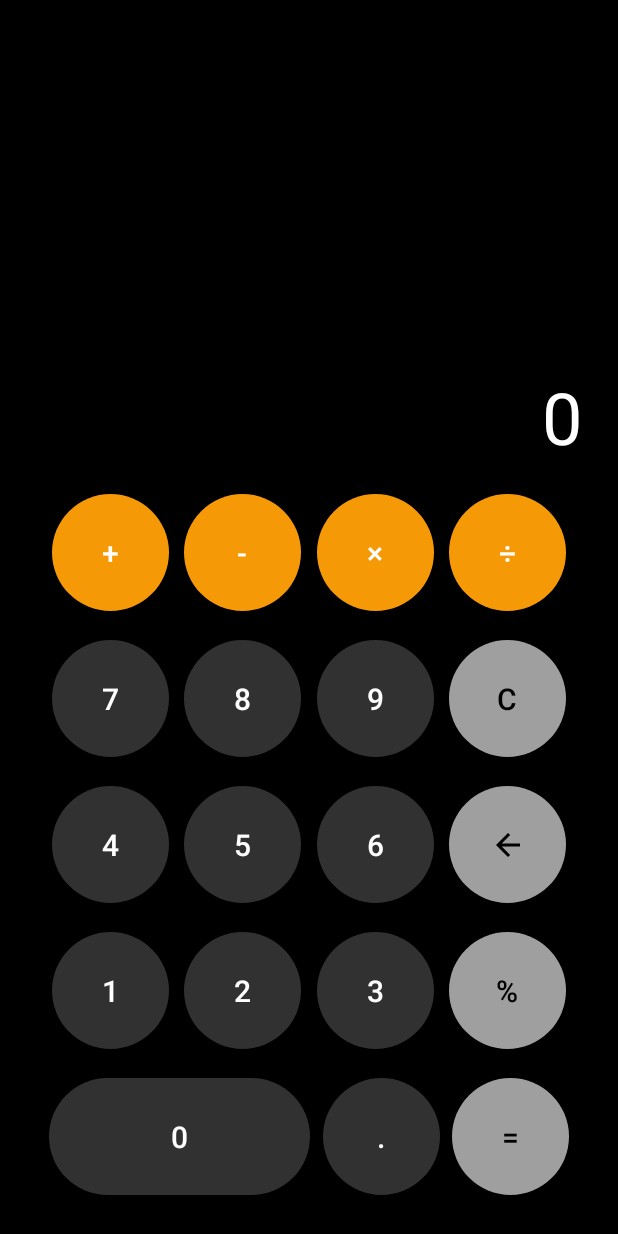
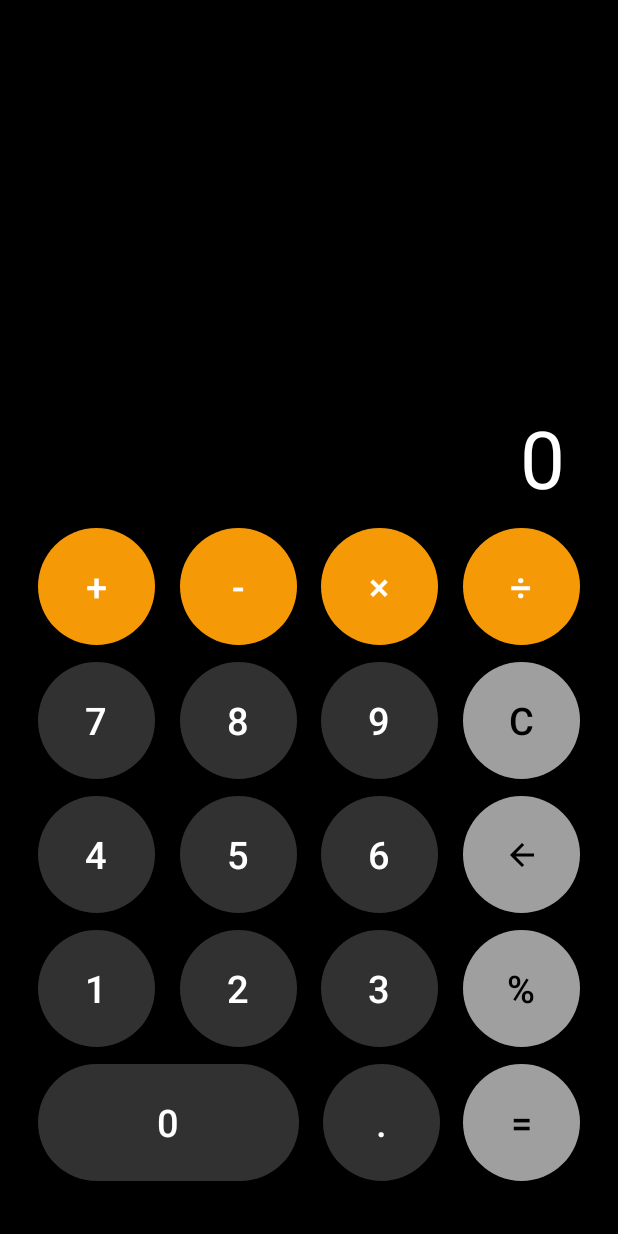
Before and after one commit to manarkhaledx/Calculator, an Android app: the layout activity_main.xml on its own in the app's theme, with its tools: preview values and no code run, on a phone screen of 412 x 824 dp. Run offline under Robolectric (Android 15) with nearby library versions, the phone set to English and light mode, and no system bars.

Commit message:
Ui Fixed

```diff
--- a/app/src/main/res/layout/activity_main.xml
+++ b/app/src/main/res/layout/activity_main.xml
@@ -5,30 +5,254 @@
     android:layout_width="match_parent"
     android:layout_height="match_parent"
     android:background="@color/black"
-    android:padding="@dimen/PaddingLarge"
+    android:padding="@dimen/_7sdp"
     tools:context=".MainActivity">
 
     <TextView
         android:id="@+id/result_tv"
         android:layout_width="match_parent"
         android:layout_height="wrap_content"
-        android:layout_marginTop="@dimen/_170sdp"
+        android:layout_marginTop="@dimen/_200sdp"
         android:gravity="end"
-        android:maxLength="13"
-        tools:text="@string/_0"
+        android:maxLength="12"
+        android:paddingLeft="@dimen/_20sdp"
+        android:paddingRight="@dimen/_20sdp"
         android:textColor="@color/white"
         android:textColorHighlight="#65FFAA00"
         android:textIsSelectable="true"
         android:textSize="@dimen/textGiant"
+        app:layout_constraintEnd_toEndOf="parent"
+        app:layout_constraintHorizontal_bias="0.111"
+        app:layout_constraintStart_toStartOf="parent"
         app:layout_constraintTop_toTopOf="parent"
-        tools:layout_editor_absoluteX="24dp" />
+        tools:text="@string/_0" />
+
+    <androidx.appcompat.widget.AppCompatButton
+        android:id="@+id/no0_btn"
+        style="@style/Buttons_Style.number0"
+        android:layout_width="174dp"
+        android:layout_height="@dimen/_60sdp"
+        android:gravity="center"
+        android:onClick="onClickNumber"
+        android:text="@string/_0"
+        android:textSize="@dimen/buttton_text"
+        app:backgroundTint="@null"
+        app:layout_constraintBottom_toBottomOf="@+id/dot_btn"
+        app:layout_constraintEnd_toStartOf="@+id/dot_btn"
+        app:layout_constraintHorizontal_bias="0.5"
+        app:layout_constraintStart_toStartOf="parent"
+        app:layout_constraintTop_toTopOf="@+id/dot_btn"
+        tools:ignore="DuplicateSpeakableTextCheck" />
+
+    <androidx.appcompat.widget.AppCompatButton
+        android:id="@+id/dot_btn"
+        style="@style/Buttons_Style.numbers"
+        android:layout_width="@dimen/_60sdp"
+        android:layout_height="@dimen/_60sdp"
+        android:gravity="center"
+        android:onClick="onClickNumber"
+        android:text="@string/dot"
+        android:textSize="@dimen/buttton_text"
+        app:backgroundTint="@null"
+        app:layout_constraintBottom_toBottomOf="@+id/equal_btn"
+        app:layout_constraintEnd_toStartOf="@+id/equal_btn"
+        app:layout_constraintHorizontal_bias="0.5"
+        app:layout_constraintStart_toEndOf="@+id/no0_btn" />
+
+    <androidx.appcompat.widget.AppCompatButton
+        android:id="@+id/equal_btn"
+        style="@style/Buttons_Style.right"
+        android:layout_width="@dimen/_60sdp"
+        android:layout_height="@dimen/_60sdp"
+        android:layout_marginBottom="16dp"
+        android:gravity="center"
+        android:text="@string/equal"
+        android:textSize="@dimen/buttton_text"
+        app:backgroundTint="@null"
+        app:layout_constraintBottom_toBottomOf="parent"
+        app:layout_constraintEnd_toEndOf="parent"
+        app:layout_constraintHorizontal_bias="0.5"
+        app:layout_constraintStart_toEndOf="@+id/dot_btn"
+        app:layout_constraintTop_toBottomOf="@+id/reminder_btn"
+        app:layout_constraintVertical_bias="0.0" />
+
+    <androidx.appcompat.widget.AppCompatButton
+        android:id="@+id/reminder_btn"
+        style="@style/Buttons_Style.right"
+        android:layout_width="@dimen/_60sdp"
+        android:layout_height="@dimen/_60sdp"
+        android:gravity="center"
+        android:text="@string/reminder"
+        android:textSize="@dimen/buttton_text"
+        app:backgroundTint="@null"
+        app:layout_constraintBottom_toTopOf="@+id/equal_btn"
+        app:layout_constraintEnd_toEndOf="parent"
+        app:layout_constraintHorizontal_bias="0.5"
+        app:layout_constraintStart_toEndOf="@+id/no3_btn"
+        app:layout_constraintTop_toBottomOf="@+id/backspce_btn" />
+
+    <ImageButton
+        android:id="@+id/backspce_btn"
+        style="@style/Buttons_Style.right"
+        android:layout_width="@dimen/_60sdp"
+        android:layout_height="@dimen/_60sdp"
+
+        android:gravity="center"
+        android:src="@drawable/baseline_arrow_back_space"
+        android:textSize="@dimen/buttton_text"
+        app:backgroundTint="@null"
+        app:layout_constraintBottom_toTopOf="@+id/reminder_btn"
+        app:layout_constraintEnd_toEndOf="parent"
+        app:layout_constraintHorizontal_bias="0.5"
+        app:layout_constraintStart_toEndOf="@+id/no6_btn"
+        app:layout_constraintTop_toBottomOf="@+id/c_btn"
+        tools:ignore="ContentDescription,SpeakableTextPresentCheck" />
+
+    <androidx.appcompat.widget.AppCompatButton
+        android:id="@+id/no4_btn"
+        style="@style/Buttons_Style.numbers"
+        android:layout_width="@dimen/_60sdp"
+        android:layout_height="@dimen/_60sdp"
+        android:gravity="center"
+        android:onClick="onClickNumber"
+        android:text="@string/_4"
+        android:textSize="@dimen/buttton_text"
+        app:backgroundTint="@null"
+        app:layout_constraintEnd_toStartOf="@+id/no5_btn"
+        app:layout_constraintHorizontal_bias="0.5"
+        app:layout_constraintStart_toStartOf="parent"
+        app:layout_constraintTop_toTopOf="@+id/no5_btn" />
+
+    <androidx.appcompat.widget.AppCompatButton
+        android:id="@+id/no5_btn"
+        style="@style/Buttons_Style.numbers"
+        android:layout_width="@dimen/_60sdp"
+        android:layout_height="@dimen/_60sdp"
+        android:gravity="center"
+        android:onClick="onClickNumber"
+        android:text="@string/_5"
+        android:textSize="@dimen/buttton_text"
+        app:backgroundTint="@null"
+        app:layout_constraintEnd_toStartOf="@+id/no6_btn"
+        app:layout_constraintHorizontal_bias="0.5"
+        app:layout_constraintStart_toEndOf="@+id/no4_btn"
+        app:layout_constraintTop_toTopOf="@+id/no6_btn" />
+
+    <androidx.appcompat.widget.AppCompatButton
+        android:id="@+id/no6_btn"
+        style="@style/Buttons_Style.numbers"
+        android:layout_width="@dimen/_60sdp"
+        android:layout_height="@dimen/_60sdp"
+        android:gravity="center"
+        android:onClick="onClickNumber"
+        android:text="@string/_6"
+        android:textSize="@dimen/buttton_text"
+        app:backgroundTint="@null"
+        app:layout_constraintBottom_toTopOf="@+id/no3_btn"
+        app:layout_constraintEnd_toStartOf="@+id/backspce_btn"
+        app:layout_constraintHorizontal_bias="0.5"
+        app:layout_constraintStart_toEndOf="@+id/no5_btn"
+        app:layout_constraintTop_toBottomOf="@+id/no9_btn" />
+
+    <androidx.appcompat.widget.AppCompatButton
+        android:id="@+id/no7_btn"
+        style="@style/Buttons_Style.numbers"
+        android:layout_width="@dimen/_60sdp"
+        android:layout_height="@dimen/_60sdp"
+        android:gravity="center"
+        android:onClick="onClickNumber"
+        android:text="@string/_7"
+        android:textSize="@dimen/buttton_text"
+        app:backgroundTint="@null"
+        app:layout_constraintEnd_toStartOf="@+id/no8_btn"
+        app:layout_constraintHorizontal_bias="0.5"
+        app:layout_constraintStart_toStartOf="parent"
+        app:layout_constraintTop_toTopOf="@+id/no8_btn" />
+
+    <androidx.appcompat.widget.AppCompatButton
+        android:id="@+id/c_btn"
+        style="@style/Buttons_Style.right"
+        android:layout_width="@dimen/_60sdp"
+        android:layout_height="@dimen/_60sdp"
+        android:gravity="center"
+        android:text="@string/c"
+        android:textSize="@dimen/buttton_text"
+        app:backgroundTint="@null"
+        app:layout_constraintBottom_toTopOf="@+id/backspce_btn"
+        app:layout_constraintEnd_toEndOf="parent"
+        app:layout_constraintHorizontal_bias="0.5"
+        app:layout_constraintStart_toEndOf="@+id/no9_btn"
+        app:layout_constraintTop_toBottomOf="@+id/divided_btn" />
+
+    <androidx.appcompat.widget.AppCompatButton
+        android:id="@+id/no9_btn"
+        style="@style/Buttons_Style.numbers"
+        android:layout_width="@dimen/_60sdp"
+        android:layout_height="@dimen/_60sdp"
+        android:gravity="center"
+        android:onClick="onClickNumber"
+        android:text="@string/_9"
+        android:textSize="@dimen/buttton_text"
+        app:backgroundTint="@null"
+
+        app:layout_constraintBottom_toTopOf="@+id/no6_btn"
+        app:layout_constraintEnd_toStartOf="@+id/c_btn"
+        app:layout_constraintHorizontal_bias="0.5"
+        app:layout_constraintStart_toEndOf="@+id/no8_btn"
+        app:layout_constraintTop_toBottomOf="@+id/multi_btn" />
+
+    <androidx.appcompat.widget.AppCompatButton
+        android:id="@+id/no8_btn"
+        style="@style/Buttons_Style.numbers"
+        android:layout_width="@dimen/_60sdp"
+        android:layout_height="@dimen/_60sdp"
+        android:gravity="center"
+        android:onClick="onClickNumber"
+        android:text="@string/_8"
+        android:textSize="@dimen/buttton_text"
+        app:backgroundTint="@null"
+        app:layout_constraintEnd_toStartOf="@+id/no9_btn"
+        app:layout_constraintHorizontal_bias="0.5"
+        app:layout_constraintStart_toEndOf="@+id/no7_btn"
+        app:layout_constraintTop_toTopOf="@+id/no9_btn" />
+
+    <androidx.appcompat.widget.AppCompatButton
+        android:id="@+id/no1_btn"
+        style="@style/Buttons_Style.numbers"
+        android:layout_width="@dimen/_60sdp"
+        android:layout_height="@dimen/_60sdp"
+        android:gravity="center"
+        android:onClick="onClickNumber"
+        android:text="@string/_1"
+        android:textSize="@dimen/buttton_text"
+        app:backgroundTint="@null"
+        app:layout_constraintEnd_toStartOf="@+id/no2_btn"
+        app:layout_constraintHorizontal_bias="0.5"
+        app:layout_constraintStart_toStartOf="parent"
+        app:layout_constraintTop_toTopOf="@+id/no2_btn" />
+
+    <androidx.appcompat.widget.AppCompatButton
+        android:id="@+id/no3_btn"
+        style="@style/Buttons_Style.numbers"
+        android:layout_width="@dimen/_60sdp"
+        android:layout_height="@dimen/_60sdp"
+
+        android:gravity="center"
+        android:onClick="onClickNumber"
+        android:text="@string/_3"
+        android:textSize="@dimen/buttton_text"
+        app:backgroundTint="@null"
+        app:layout_constraintBottom_toTopOf="@+id/dot_btn"
+        app:layout_constraintEnd_toStartOf="@+id/reminder_btn"
+        app:layout_constraintHorizontal_bias="0.5"
+        app:layout_constraintStart_toEndOf="@+id/no2_btn"
+        app:layout_constraintTop_toBottomOf="@+id/no6_btn" />
 
     <androidx.appcompat.widget.AppCompatButton
         android:id="@+id/plus_btn"
         style="@style/Buttons_Style.operations"
         android:layout_width="@dimen/_60sdp"
         android:layout_height="@dimen/_60sdp"
-        android:layout_marginTop="@dimen/_15sdp"
         android:gravity="center"
         android:text="@string/plus"
         android:textSize="@dimen/buttton_text"
@@ -36,7 +260,7 @@
         app:layout_constraintEnd_toStartOf="@+id/minus_btn"
         app:layout_constraintHorizontal_bias="0.5"
         app:layout_constraintStart_toStartOf="parent"
-        app:layout_constraintTop_toBottomOf="@+id/result_tv"
+        app:layout_constraintTop_toTopOf="@+id/multi_btn"
         tools:ignore="TextContrastCheck" />
 
     <androidx.appcompat.widget.AppCompatButton
@@ -52,73 +276,8 @@
         app:layout_constraintEnd_toEndOf="parent"
         app:layout_constraintHorizontal_bias="0.5"
         app:layout_constraintStart_toEndOf="@+id/multi_btn"
-        app:layout_constraintTop_toTopOf="@+id/plus_btn"
-        app:layout_constraintVertical_bias="0.0"
+        app:layout_constraintTop_toBottomOf="@+id/result_tv"
         tools:ignore="TextContrastCheck" />
-
-    <androidx.appcompat.widget.AppCompatButton
-        android:id="@+id/reminder_btn"
-        style="@style/Buttons_Style.right"
-        android:layout_width="@dimen/_60sdp"
-        android:layout_height="@dimen/_60sdp"
-        android:gravity="center"
-        android:text="@string/reminder"
-        android:textSize="@dimen/buttton_text"
-        app:backgroundTint="@null"
-        app:layout_constraintBottom_toTopOf="@+id/equal_btn"
-        app:layout_constraintEnd_toEndOf="parent"
-        app:layout_constraintHorizontal_bias="0.5"
-        app:layout_constraintStart_toEndOf="@+id/no3_btn"
-        app:layout_constraintTop_toTopOf="@+id/no1_btn"
-        app:layout_constraintVertical_bias="0.0" />
-
-    <androidx.appcompat.widget.AppCompatButton
-        android:id="@+id/equal_btn"
-        style="@style/Buttons_Style.right"
-        android:layout_width="@dimen/_60sdp"
-        android:layout_height="@dimen/_60sdp"
-        android:gravity="center"
-        android:text="@string/equal"
-        android:textSize="@dimen/buttton_text"
-        app:backgroundTint="@null"
-        app:layout_constraintBottom_toBottomOf="parent"
-        app:layout_constraintEnd_toEndOf="parent"
-        app:layout_constraintHorizontal_bias="0.5"
-        app:layout_constraintStart_toEndOf="@+id/dot_btn"
-        app:layout_constraintTop_toTopOf="@+id/no0_btn"
-        app:layout_constraintVertical_bias="0.0" />
-
-    <androidx.appcompat.widget.AppCompatButton
-        android:id="@+id/no1_btn"
-        style="@style/Buttons_Style.numbers"
-        android:layout_width="@dimen/_60sdp"
-        android:layout_height="@dimen/_60sdp"
-        android:layout_marginTop="@dimen/_15sdp"
-        android:gravity="center"
-        android:text="@string/_1"
-        android:textSize="@dimen/buttton_text"
-        app:backgroundTint="@null"
-        android:onClick="onClickNumber"
-        app:layout_constraintEnd_toStartOf="@+id/no2_btn"
-        app:layout_constraintHorizontal_bias="0.5"
-        app:layout_constraintStart_toStartOf="parent"
-        app:layout_constraintTop_toBottomOf="@+id/no4_btn" />
-
-    <androidx.appcompat.widget.AppCompatButton
-        android:id="@+id/no4_btn"
-        style="@style/Buttons_Style.numbers"
-        android:layout_width="@dimen/_60sdp"
-        android:layout_height="@dimen/_60sdp"
-        android:layout_marginTop="@dimen/_15sdp"
-        android:gravity="center"
-        android:onClick="onClickNumber"
-        android:text="@string/_4"
-        android:textSize="@dimen/buttton_text"
-        app:backgroundTint="@null"
-        app:layout_constraintEnd_toStartOf="@+id/no5_btn"
-        app:layout_constraintHorizontal_bias="0.5"
-        app:layout_constraintStart_toStartOf="parent"
-        app:layout_constraintTop_toBottomOf="@+id/no7_btn" />
 
     <androidx.appcompat.widget.AppCompatButton
         android:id="@+id/multi_btn"
@@ -133,179 +292,23 @@
         app:layout_constraintEnd_toStartOf="@+id/divided_btn"
         app:layout_constraintHorizontal_bias="0.5"
         app:layout_constraintStart_toEndOf="@+id/minus_btn"
-        app:layout_constraintTop_toTopOf="@+id/plus_btn"
-        app:layout_constraintVertical_bias="0.0"
+        app:layout_constraintTop_toBottomOf="@+id/result_tv"
         tools:ignore="TextContrastCheck" />
 
     <androidx.appcompat.widget.AppCompatButton
-        android:id="@+id/no5_btn"
-        style="@style/Buttons_Style.numbers"
+        android:id="@+id/minus_btn"
+        style="@style/Buttons_Style.operations"
         android:layout_width="@dimen/_60sdp"
         android:layout_height="@dimen/_60sdp"
         android:gravity="center"
-        android:onClick="onClickNumber"
-        android:text="@string/_5"
+        android:text="@string/minus"
         android:textSize="@dimen/buttton_text"
         app:backgroundTint="@null"
-        app:layout_constraintBottom_toTopOf="@+id/no2_btn"
-        app:layout_constraintEnd_toStartOf="@+id/no6_btn"
+        app:layout_constraintEnd_toStartOf="@+id/multi_btn"
         app:layout_constraintHorizontal_bias="0.5"
-        app:layout_constraintStart_toEndOf="@+id/no4_btn"
-        app:layout_constraintTop_toTopOf="@+id/no4_btn"
-        app:layout_constraintVertical_bias="0.0" />
-
-    <androidx.appcompat.widget.AppCompatButton
-        android:id="@+id/dot_btn"
-        style="@style/Buttons_Style.numbers"
-        android:layout_width="@dimen/_60sdp"
-        android:layout_height="@dimen/_60sdp"
-        android:gravity="center"
-        android:onClick="onClickNumber"
-        android:text="@string/dot"
-        android:textSize="@dimen/buttton_text"
-        app:backgroundTint="@null"
-        app:layout_constraintBottom_toBottomOf="parent"
-        app:layout_constraintEnd_toStartOf="@+id/equal_btn"
-        app:layout_constraintHorizontal_bias="0.5"
-        app:layout_constraintStart_toEndOf="@+id/no0_btn"
-        app:layout_constraintTop_toTopOf="@+id/no0_btn"
-        app:layout_constraintVertical_bias="0.0" />
-
-    <androidx.appcompat.widget.AppCompatButton
-        android:id="@+id/no8_btn"
-        style="@style/Buttons_Style.numbers"
-        android:layout_width="@dimen/_60sdp"
-        android:layout_height="@dimen/_60sdp"
-        android:gravity="center"
-        android:onClick="onClickNumber"
-        android:text="@string/_8"
-        android:textSize="@dimen/buttton_text"
-        app:backgroundTint="@null"
-        app:layout_constraintBottom_toTopOf="@+id/no5_btn"
-        app:layout_constraintEnd_toStartOf="@+id/no9_btn"
-        app:layout_constraintHorizontal_bias="0.5"
-        app:layout_constraintStart_toEndOf="@+id/no7_btn"
-        app:layout_constraintTop_toTopOf="@+id/no7_btn"
-        app:layout_constraintVertical_bias="0.0" />
-
-    <androidx.appcompat.widget.AppCompatButton
-        android:id="@+id/no7_btn"
-        style="@style/Buttons_Style.numbers"
-        android:layout_width="@dimen/_60sdp"
-        android:layout_height="@dimen/_60sdp"
-        android:layout_marginTop="@dimen/_15sdp"
-        android:gravity="center"
-        android:text="@string/_7"
-        android:onClick="onClickNumber"
-        android:textSize="@dimen/buttton_text"
-        app:backgroundTint="@null"
-        app:layout_constraintEnd_toStartOf="@+id/no8_btn"
-        app:layout_constraintHorizontal_bias="0.5"
-        app:layout_constraintStart_toStartOf="parent"
-        app:layout_constraintTop_toBottomOf="@+id/plus_btn" />
-
-    <androidx.appcompat.widget.AppCompatButton
-        android:id="@+id/c_btn"
-        style="@style/Buttons_Style.right"
-        android:layout_width="@dimen/_60sdp"
-        android:layout_height="@dimen/_60sdp"
-        android:gravity="center"
-        android:text="@string/c"
-        android:textSize="@dimen/buttton_text"
-        app:backgroundTint="@null"
-        app:layout_constraintBottom_toTopOf="@+id/backspce_btn"
-        app:layout_constraintEnd_toEndOf="parent"
-        app:layout_constraintHorizontal_bias="0.5"
-        app:layout_constraintStart_toEndOf="@+id/no9_btn"
-        app:layout_constraintTop_toTopOf="@+id/no7_btn"
-        app:layout_constraintVertical_bias="0.0" />
-
-    <androidx.appcompat.widget.AppCompatButton
-        android:id="@+id/no9_btn"
-        style="@style/Buttons_Style.numbers"
-        android:layout_width="@dimen/_60sdp"
-        android:layout_height="@dimen/_60sdp"
-        android:gravity="center"
-        android:onClick="onClickNumber"
-        android:text="@string/_9"
-        android:textSize="@dimen/buttton_text"
-        app:backgroundTint="@null"
-        app:layout_constraintBottom_toTopOf="@+id/no6_btn"
-        app:layout_constraintEnd_toStartOf="@+id/c_btn"
-        app:layout_constraintHorizontal_bias="0.5"
-        app:layout_constraintStart_toEndOf="@+id/no8_btn"
-        app:layout_constraintTop_toTopOf="@+id/no7_btn"
-        app:layout_constraintVertical_bias="0.0" />
-
-    <ImageButton
-        android:id="@+id/backspce_btn"
-        style="@style/Buttons_Style.right"
-        android:layout_width="@dimen/_60sdp"
-        android:layout_height="@dimen/_60sdp"
-        android:gravity="center"
-        android:src="@drawable/baseline_arrow_back_space"
-        android:textSize="@dimen/buttton_text"
-        app:backgroundTint="@null"
-        app:layout_constraintBottom_toTopOf="@+id/reminder_btn"
-        app:layout_constraintEnd_toEndOf="parent"
-        app:layout_constraintHorizontal_bias="0.5"
-        app:layout_constraintStart_toEndOf="@+id/no6_btn"
-        app:layout_constraintTop_toTopOf="@+id/no4_btn"
-        app:layout_constraintVertical_bias="0.0"
-        tools:ignore="ContentDescription,SpeakableTextPresentCheck"/>
-
-    <androidx.appcompat.widget.AppCompatButton
-        android:id="@+id/no0_btn"
-        style="@style/Buttons_Style.number0"
-        android:layout_width="174dp"
-        android:layout_height="@dimen/_60sdp"
-        android:layout_marginTop="@dimen/_15sdp"
-        android:gravity="center"
-        android:onClick="onClickNumber"
-        android:text="@string/_0"
-        android:textSize="@dimen/buttton_text"
-        app:backgroundTint="@null"
-        app:layout_constraintBottom_toBottomOf="parent"
-        app:layout_constraintEnd_toStartOf="@+id/dot_btn"
-        app:layout_constraintHorizontal_bias="0.5"
-        app:layout_constraintStart_toStartOf="parent"
-        app:layout_constraintTop_toBottomOf="@+id/no1_btn"
-        app:layout_constraintVertical_bias="0.0"
-        tools:ignore="DuplicateSpeakableTextCheck" />
-
-    <androidx.appcompat.widget.AppCompatButton
-        android:id="@+id/no6_btn"
-        style="@style/Buttons_Style.numbers"
-        android:layout_width="@dimen/_60sdp"
-        android:layout_height="@dimen/_60sdp"
-        android:gravity="center"
-        android:onClick="onClickNumber"
-        android:text="@string/_6"
-        android:textSize="@dimen/buttton_text"
-        app:backgroundTint="@null"
-        app:layout_constraintBottom_toTopOf="@+id/no3_btn"
-        app:layout_constraintEnd_toStartOf="@+id/backspce_btn"
-        app:layout_constraintHorizontal_bias="0.5"
-        app:layout_constraintStart_toEndOf="@+id/no5_btn"
-        app:layout_constraintTop_toTopOf="@+id/no4_btn"
-        app:layout_constraintVertical_bias="0.0" />
-
-    <androidx.appcompat.widget.AppCompatButton
-        android:id="@+id/no3_btn"
-        style="@style/Buttons_Style.numbers"
-        android:layout_width="@dimen/_60sdp"
-        android:layout_height="@dimen/_60sdp"
-        android:gravity="center"
-        android:onClick="onClickNumber"
-        android:text="@string/_3"
-        android:textSize="@dimen/buttton_text"
-        app:backgroundTint="@null"
-        app:layout_constraintBottom_toTopOf="@+id/dot_btn"
-        app:layout_constraintEnd_toStartOf="@+id/reminder_btn"
-        app:layout_constraintHorizontal_bias="0.5"
-        app:layout_constraintStart_toEndOf="@+id/no2_btn"
-        app:layout_constraintTop_toTopOf="@+id/no1_btn"
-        app:layout_constraintVertical_bias="0.0" />
+        app:layout_constraintStart_toEndOf="@+id/plus_btn"
+        app:layout_constraintTop_toTopOf="@+id/multi_btn"
+        tools:ignore="TextContrastCheck" />
 
     <androidx.appcompat.widget.AppCompatButton
         android:id="@+id/no2_btn"
@@ -317,28 +320,9 @@
         android:text="@string/_2"
         android:textSize="@dimen/buttton_text"
         app:backgroundTint="@null"
-        app:layout_constraintBottom_toTopOf="@+id/no0_btn"
         app:layout_constraintEnd_toStartOf="@+id/no3_btn"
         app:layout_constraintHorizontal_bias="0.5"
         app:layout_constraintStart_toEndOf="@+id/no1_btn"
-        app:layout_constraintTop_toTopOf="@+id/no1_btn"
-        app:layout_constraintVertical_bias="0.0" />
-
-    <androidx.appcompat.widget.AppCompatButton
-        android:id="@+id/minus_btn"
-        style="@style/Buttons_Style.operations"
-        android:layout_width="@dimen/_60sdp"
-        android:layout_height="@dimen/_60sdp"
-        android:gravity="center"
-        android:text="@string/minus"
-        android:textSize="@dimen/buttton_text"
-        app:backgroundTint="@null"
-        app:layout_constraintBottom_toTopOf="@+id/no8_btn"
-        app:layout_constraintEnd_toStartOf="@+id/multi_btn"
-        app:layout_constraintHorizontal_bias="0.5"
-        app:layout_constraintStart_toEndOf="@+id/plus_btn"
-        app:layout_constraintTop_toTopOf="@+id/plus_btn"
-        app:layout_constraintVertical_bias="0.0"
-        tools:ignore="TextContrastCheck" />
+        app:layout_constraintTop_toTopOf="@+id/no3_btn" />
 
 </androidx.constraintlayout.widget.ConstraintLayout>
--- a/app/src/main/res/values/dimens.xml
+++ b/app/src/main/res/values/dimens.xml
@@ -2,9 +2,10 @@
 <resources>
     <dimen name="PaddingLarge">24dp</dimen>
     <dimen name="textNormal">16sp</dimen>
-    <dimen name="textGiant">48sp</dimen>
+    <dimen name="textGiant">53sp</dimen>
     <dimen name="marginNormal">16dp</dimen>
     <dimen name="margin_gaint">215dp</dimen>
-    <dimen name="buttton_text">20sp</dimen>
-
+    <dimen name="buttton_text">25sp</dimen>
+    <dimen name="circle_button_default_size_percentage">0.1</dimen> <!-- 10% of screen width -->
+    <dimen name="circle_button_pressed_size_percentage">0.15</dimen> <!-- 15% of screen width -->
 </resources>
```
